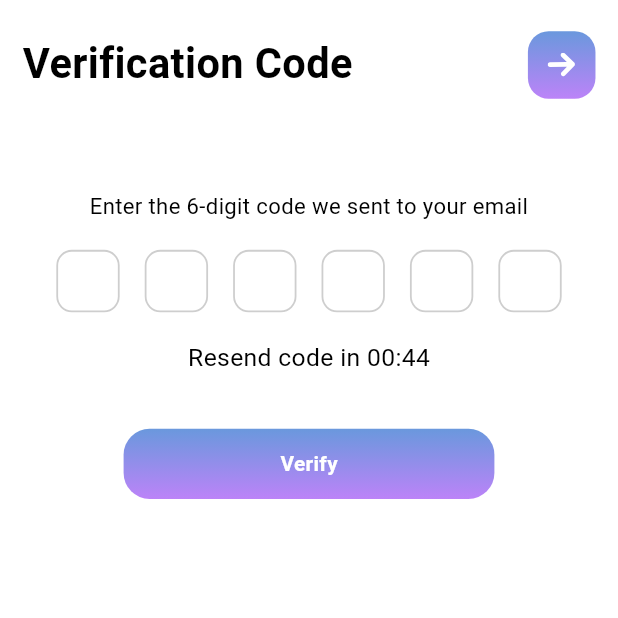
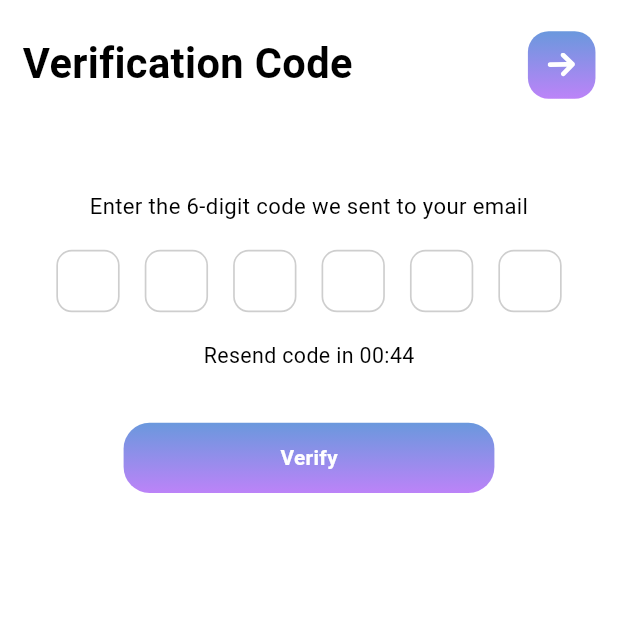
Before and after one commit to AYAEMAD0/graduation_project, a Flutter app: the VerifyScreen screen opened by its route, on a phone screen of 412 x 824 dp, the top half of it. Run offline on Flutter 3.47's test engine with Material 3 defaults, Android fonts, the phone set to English and light mode, and no system bars; our stand-ins replace animated_splash_screen, flutter_bloc, flutter_screenutil, flutter_svg, google_fonts, injectable and 1 more; accounts and stored records are empty.

Commit message:
change color

```diff
--- a/lib/core/theme/app_color.dart
+++ b/lib/core/theme/app_color.dart
@@ -11,4 +11,5 @@ class AppColor {
   static const Color grayDarkColor = Color(0xff282828);
   static const Color transparentColor = Colors.transparent;
   static const Color activeBorder = Color(0xff3C473F);
+  static const Color unactiveBorder = Color(0xffCECECE);
 }
--- a/lib/core/theme/app_gradient.dart
+++ b/lib/core/theme/app_gradient.dart
@@ -11,4 +11,13 @@ class AppGradient {
       AppColor.primaryPurpleColor,
     ],
   );
+  static const LinearGradient gradientSplash = LinearGradient(
+    begin: Alignment.topCenter,
+    end: Alignment.bottomCenter,
+    colors: [
+      Color(0xFF6997DD),
+      Color(0xFFE5E5E5),
+      Color(0xFFB87CF8),
+    ],
+  );
 }
--- a/lib/features/verfiy_screen/widget/otp_fields.dart
+++ b/lib/features/verfiy_screen/widget/otp_fields.dart
@@ -2,6 +2,7 @@ import 'package:flutter/material.dart';
 import 'package:flutter/services.dart';
 import 'package:flutter_screenutil/flutter_screenutil.dart';
 import 'package:mock_mate_ai/core/theme/app_color.dart';
+import 'package:mock_mate_ai/core/theme/app_style.dart';
 
 class OtpFields extends StatefulWidget {
   const OtpFields({super.key});
@@ -70,7 +71,7 @@ class _OtpFieldsState extends State<OtpFields> {
         focusNode: focusNodes[index],
         keyboardType: TextInputType.number,
         textAlign: TextAlign.center,
-        style: TextStyle(fontSize: 18.sp, fontWeight: FontWeight.w600),
+        style: AppStyle.font18BlackRegular,
         inputFormatters: [
           FilteringTextInputFormatter.digitsOnly,
           LengthLimitingTextInputFormatter(otpLength),
@@ -81,7 +82,7 @@ class _OtpFieldsState extends State<OtpFields> {
           border: OutlineInputBorder(borderRadius: BorderRadius.circular(12.r)),
           enabledBorder: OutlineInputBorder(
             borderRadius: BorderRadius.circular(12.r),
-            borderSide: BorderSide(color: Color(0xffCECECE), width: 1.2),
+            borderSide: BorderSide(color: AppColor.unactiveBorder, width: 1.2.w),
           ),
 
           focusedBorder: OutlineInputBorder(
--- a/lib/features/verfiy_screen/widget/resend_code_timer.dart
+++ b/lib/features/verfiy_screen/widget/resend_code_timer.dart
@@ -1,5 +1,6 @@
 import 'dart:async';
 import 'package:flutter/material.dart';
+import 'package:flutter_screenutil/flutter_screenutil.dart';
 import 'package:mock_mate_ai/core/theme/app_color.dart';
 import 'package:mock_mate_ai/core/theme/app_style.dart';
 
@@ -54,7 +55,7 @@ class _ResendCodeTimerState extends State<ResendCodeTimer> {
             : "Resend code in 00:${seconds.toString().padLeft(2, '0')}",
         style: AppStyle.font16BlackRegular.copyWith(
           color: seconds == 0 ? AppColor.primaryBlueColor : Colors.black,
-          fontSize: 16.45,
+          fontSize: 16.45.sp,
         ),
       ),
     );
```
Also changed, not shown: lib/features/splash_screen/splash_screen.dart (+5 -11 lines), pubspec.lock.
